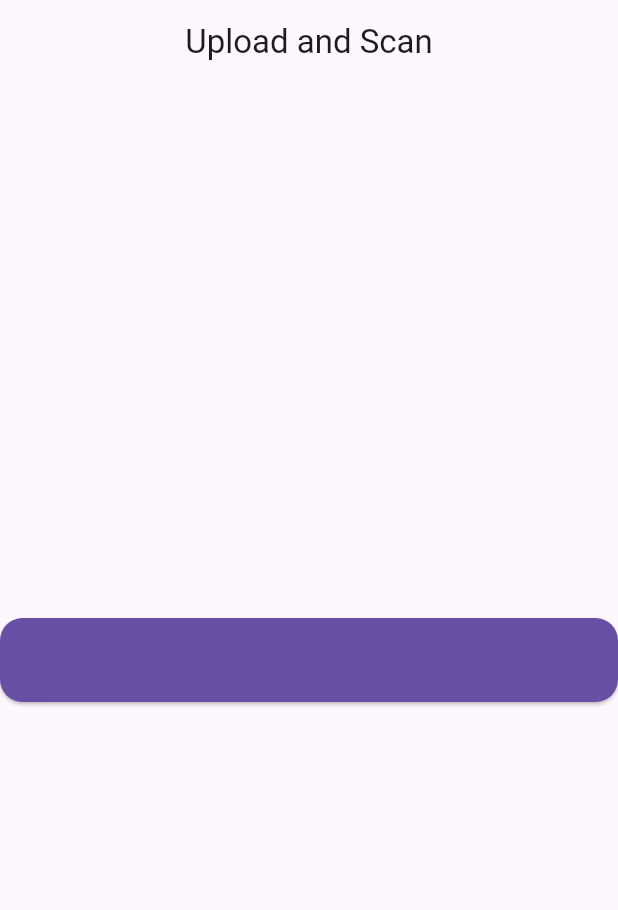
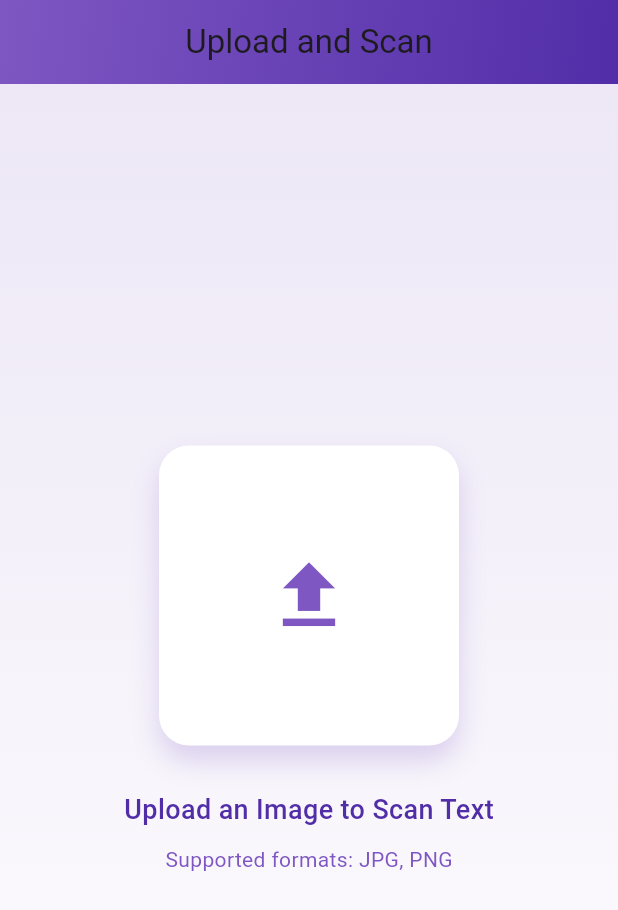
Before and after one commit to solomon-spec/Flutter-OCR, a Flutter app: the TextRecognitionFromGalleryScreen screen opened directly, on a phone screen of 412 x 824 dp. Shown: the top 910 px of the screen. Run offline on Flutter 3.47's test engine with Material 3 defaults, Android fonts, the phone set to English and light mode, and no system bars; our stand-ins replace camera, image_picker, permission_handler; missing offline and left inert: google_mlkit_text_recognition.

Commit message:
Feat: upload

```diff
--- a/lib/text-from_document.dart
+++ b/lib/text-from_document.dart
@@ -45,46 +45,121 @@ class _TextRecognitionFromGalleryScreenState
         title: const Text('Upload and Scan'),
         automaticallyImplyLeading: false,
         centerTitle: true,
+        elevation: 0,
+        backgroundColor: Colors.transparent,
+        flexibleSpace: Container(
+          decoration: BoxDecoration(
+            gradient: LinearGradient(
+              colors: [Colors.deepPurple.shade400, Colors.deepPurple.shade700],
+              begin: Alignment.topLeft,
+              end: Alignment.bottomRight,
             ),
-      body: Center(
+          ),
+        ),
+      ),
+      body: Container(
+        decoration: BoxDecoration(
+          gradient: LinearGradient(
+            colors: [Colors.deepPurple.shade50, Colors.white],
+            begin: Alignment.topCenter,
+            end: Alignment.bottomCenter,
+          ),
+        ),
+        child: Center(
           child: _isPermissionGranted
               ? Column(
                   mainAxisAlignment: MainAxisAlignment.center,
                   children: [
-                  ElevatedButton(
-                    onPressed: isLoading ? null : _selectImageFromGallery,
-                    style: ElevatedButton.styleFrom(
-                      backgroundColor: Theme.of(context).primaryColor,
-                      padding: const EdgeInsets.symmetric(vertical: 15),
-                      shape: RoundedRectangleBorder(
-                        borderRadius: BorderRadius.circular(15),
+                    AnimatedContainer(
+                      duration: const Duration(milliseconds: 300),
+                      width: isLoading ? 80 : 200,
+                      height: isLoading ? 80 : 200,
+                      decoration: BoxDecoration(
+                        color: Colors.white,
+                        borderRadius:
+                            BorderRadius.circular(isLoading ? 40 : 20),
+                        boxShadow: [
+                          BoxShadow(
+                            color: Colors.deepPurple.withOpacity(0.2),
+                            blurRadius: 15,
+                            offset: const Offset(0, 10),
+                          ),
+                        ],
+                      ),
+                      child: isLoading
+                          ? const Center(
+                              child: CircularProgressIndicator(
+                                color: Colors.deepPurple,
+                                strokeWidth: 3,
+                              ),
+                            )
+                          : IconButton(
+                              icon: Icon(
+                                Icons.upload,
+                                size: 60,
+                                color: Colors.deepPurple.shade400,
+                              ),
+                              onPressed: _selectImageFromGallery,
                             ),
                     ),
-                    child: Row(
+                    const SizedBox(height: 30),
+                    Text(
+                      'Upload an Image to Scan Text',
+                      style: TextStyle(
+                        fontSize: 18,
+                        color: Colors.deepPurple.shade700,
+                        fontWeight: FontWeight.w500,
+                      ),
+                    ),
+                    const SizedBox(height: 10),
+                    Text(
+                      'Supported formats: JPG, PNG',
+                      style: TextStyle(
+                        fontSize: 14,
+                        color: Colors.deepPurple.shade400,
+                      ),
+                    ),
+                  ],
+                )
+              : Padding(
+                  padding: const EdgeInsets.symmetric(horizontal: 20),
+                  child: Column(
                     mainAxisAlignment: MainAxisAlignment.center,
                     children: [
-                        if (isLoading)
-                          const SizedBox(
-                            height: 21,
-                            width: 21,
-                            child: CircularProgressIndicator(
-                              color: Colors.white,
-                              strokeWidth: 2.57,
+                      Icon(
+                        Icons.error_outline,
+                        size: 60,
+                        color: Colors.deepPurple.shade400,
+                      ),
+                      const SizedBox(height: 20),
+                      const Text(
+                        'Gallery permission denied',
+                        textAlign: TextAlign.center,
+                        style: TextStyle(
+                          fontSize: 18,
+                          color: Colors.deepPurple,
+                          fontWeight: FontWeight.w500,
                         ),
                       ),
-                        if (isLoading) const SizedBox(width: 20),
-                        const Text(
-                          "Upload and Scan",
-                          style: TextStyle(fontSize: 18),
+                      const SizedBox(height: 10),
+                      ElevatedButton(
+                        onPressed: _requestGalleryPermission,
+                        style: ElevatedButton.styleFrom(
+                          backgroundColor: Colors.deepPurple.shade400,
+                          padding: const EdgeInsets.symmetric(
+                              vertical: 12, horizontal: 24),
+                          shape: RoundedRectangleBorder(
+                            borderRadius: BorderRadius.circular(12),
+                          ),
+                        ),
+                        child: const Text(
+                          'Grant Permission',
+                          style: TextStyle(fontSize: 16, color: Colors.white),
+                        ),
                       ),
                     ],
                   ),
                 ),
-                ],
-              )
-            : const Text(
-                'Gallery permission denied',
-                textAlign: TextAlign.center,
         ),
       ),
     );
```
Also changed, not shown: lib/result_screen.dart (+34 -57 lines). Lines whose indentation alone changed are shown as unchanged.
